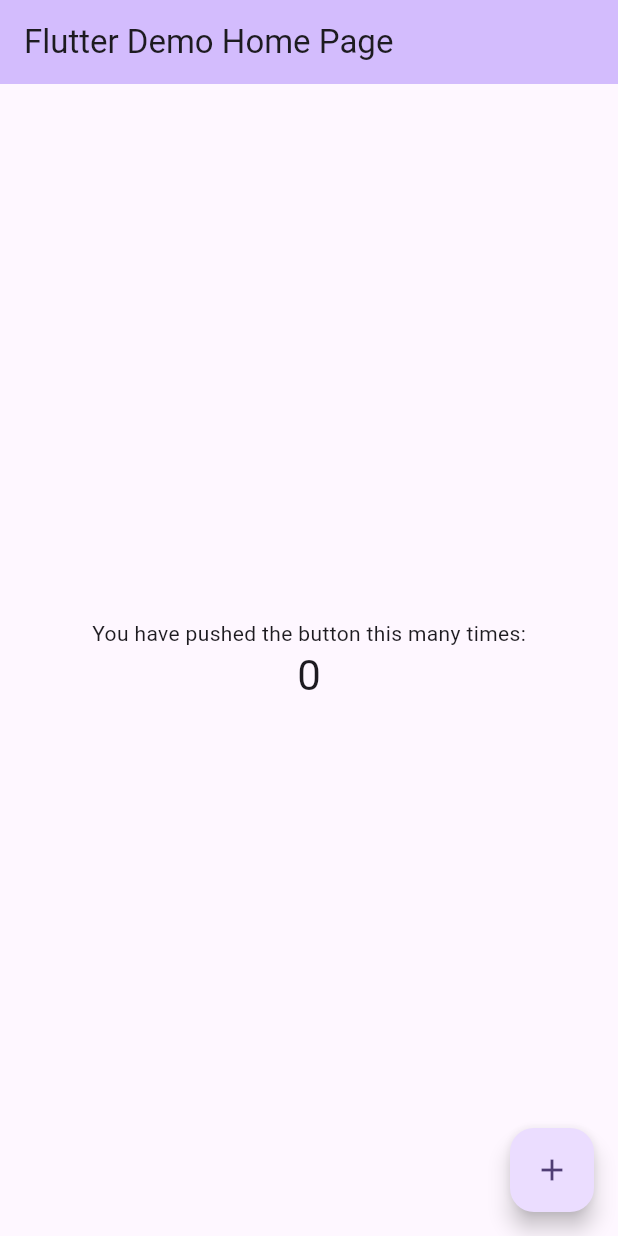
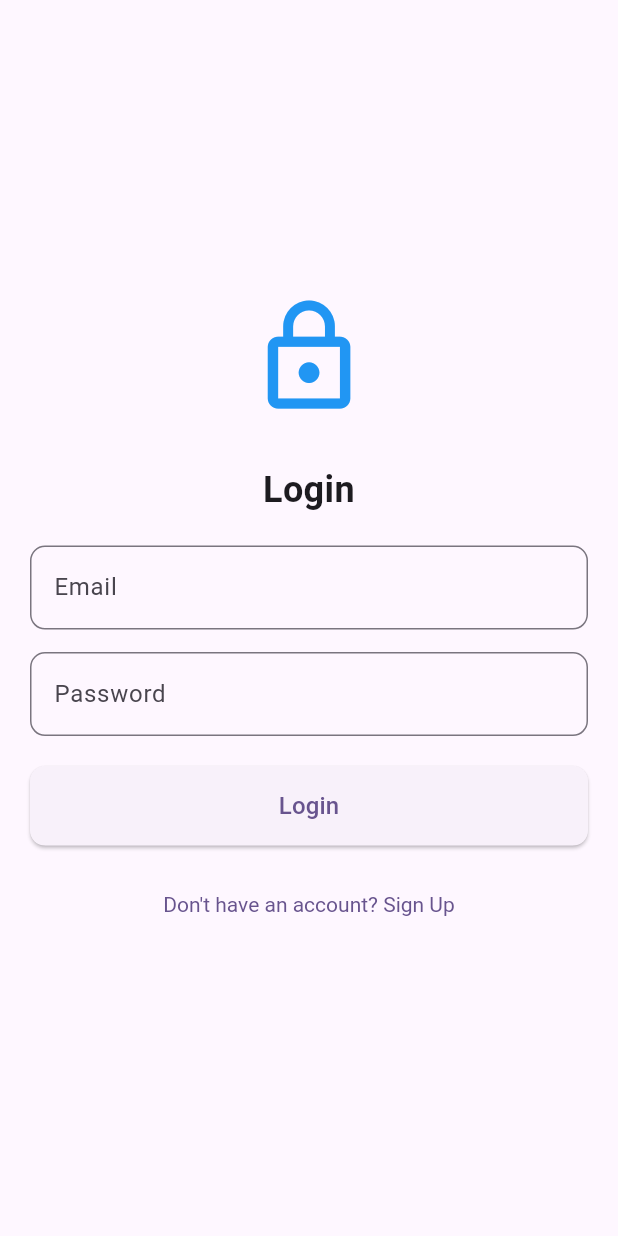
Before and after one commit to simsima-101/To_Do_App, a Flutter app: the screen it shows after launch, on a phone screen of 412 x 824 dp. Run offline on Flutter 3.47's test engine with Material 3 defaults, Android fonts, the phone set to English and light mode, and no system bars; our stand-ins replace firebase_auth, firebase_core; accounts and stored records are empty.

```diff
--- a/lib/main.dart
+++ b/lib/main.dart
@@ -1,7 +1,16 @@
+import 'package:firebase_core/firebase_core.dart';
 import 'package:flutter/material.dart';
+import 'package:to_do_app/screens/login/loginscreen.dart';
+import 'firebase_options.dart';
 
-void main() {
-  runApp(const MyApp());
+Future<void> main() async {
+  await Firebase.initializeApp(
+    options: DefaultFirebaseOptions.currentPlatform,
+);
+
+ WidgetsFlutterBinding.ensureInitialized();
+  await Firebase.initializeApp();
+  runApp(MyApp());
 }
 
 class MyApp extends StatelessWidget {
@@ -11,115 +20,15 @@ class MyApp extends StatelessWidget {
   @override
   Widget build(BuildContext context) {
     return MaterialApp(
+      debugShowCheckedModeBanner: false,
       title: 'Flutter Demo',
       theme: ThemeData(
-        // This is the theme of your application.
-        //
-        // TRY THIS: Try running your application with "flutter run". You'll see
-        // the application has a purple toolbar. Then, without quitting the app,
-        // try changing the seedColor in the colorScheme below to Colors.green
-        // and then invoke "hot reload" (save your changes or press the "hot
-        // reload" button in a Flutter-supported IDE, or press "r" if you used
-        // the command line to start the app).
-        //
-        // Notice that the counter didn't reset back to zero; the application
-        // state is not lost during the reload. To reset the state, use hot
-        // restart instead.
-        //
-        // This works for code too, not just values: Most code changes can be
-        // tested with just a hot reload.
+
+
         colorScheme: ColorScheme.fromSeed(seedColor: Colors.deepPurple),
         useMaterial3: true,
       ),
-      home: const MyHomePage(title: 'Flutter Demo Home Page'),
+      home:  LoginScreen(),
     );
   }
 }
-
-class MyHomePage extends StatefulWidget {
-  const MyHomePage({super.key, required this.title});
-
-  // This widget is the home page of your application. It is stateful, meaning
-  // that it has a State object (defined below) that contains fields that affect
-  // how it looks.
-
-  // This class is the configuration for the state. It holds the values (in this
-  // case the title) provided by the parent (in this case the App widget) and
-  // used by the build method of the State. Fields in a Widget subclass are
-  // always marked "final".
-
-  final String title;
-
-  @override
-  State<MyHomePage> createState() => _MyHomePageState();
-}
-
-class _MyHomePageState extends State<MyHomePage> {
-  int _counter = 0;
-
-  void _incrementCounter() {
-    setState(() {
-      // This call to setState tells the Flutter framework that something has
-      // changed in this State, which causes it to rerun the build method below
-      // so that the display can reflect the updated values. If we changed
-      // _counter without calling setState(), then the build method would not be
-      // called again, and so nothing would appear to happen.
-      _counter++;
-    });
-  }
-
-  @override
-  Widget build(BuildContext context) {
-    // This method is rerun every time setState is called, for instance as done
-    // by the _incrementCounter method above.
-    //
-    // The Flutter framework has been optimized to make rerunning build methods
-    // fast, so that you can just rebuild anything that needs updating rather
-    // than having to individually change instances of widgets.
-    return Scaffold(
-      appBar: AppBar(
-        // TRY THIS: Try changing the color here to a specific color (to
-        // Colors.amber, perhaps?) and trigger a hot reload to see the AppBar
-        // change color while the other colors stay the same.
-        backgroundColor: Theme.of(context).colorScheme.inversePrimary,
-        // Here we take the value from the MyHomePage object that was created by
-        // the App.build method, and use it to set our appbar title.
-        title: Text(widget.title),
-      ),
-      body: Center(
-        // Center is a layout widget. It takes a single child and positions it
-        // in the middle of the parent.
-        child: Column(
-          // Column is also a layout widget. It takes a list of children and
-          // arranges them vertically. By default, it sizes itself to fit its
-          // children horizontally, and tries to be as tall as its parent.
-          //
-          // Column has various properties to control how it sizes itself and
-          // how it positions its children. Here we use mainAxisAlignment to
-          // center the children vertically; the main axis here is the vertical
-          // axis because Columns are vertical (the cross axis would be
-          // horizontal).
-          //
-          // TRY THIS: Invoke "debug painting" (choose the "Toggle Debug Paint"
-          // action in the IDE, or press "p" in the console), to see the
-          // wireframe for each widget.
-          mainAxisAlignment: MainAxisAlignment.center,
-          children: <Widget>[
-            const Text(
-              'You have pushed the button this many times:',
-            ),
-            Text(
-              '$_counter',
-              style: Theme.of(context).textTheme.headlineMedium,
-            ),
-          ],
-        ),
-      ),
-      floatingActionButton: FloatingActionButton(
-        onPressed: _incrementCounter,
-        tooltip: 'Increment',
-        child: const Icon(Icons.add),
-      ), // This trailing comma makes auto-formatting nicer for build methods.
-    );
-  }
-}
--- /dev/null
+++ b/lib/screens/login/loginscreen.dart
@@ -0,0 +1,139 @@
+import 'package:firebase_auth/firebase_auth.dart';
+import 'package:flutter/material.dart';
+
+class LoginScreen extends StatefulWidget {
+  @override
+  _LoginScreenState createState() => _LoginScreenState();
+}
+
+class _LoginScreenState extends State<LoginScreen> {
+  final TextEditingController emailController = TextEditingController();
+  final TextEditingController passwordController = TextEditingController();
+  final FirebaseAuth _auth = FirebaseAuth.instance;
+
+  String errorMessage = "";
+
+  // Method to handle Login
+  Future<void> loginUser() async {
+    try {
+      String email = emailController.text.trim();
+      String password = passwordController.text.trim();
+
+      // Sign in with Firebase Auth
+      await _auth.signInWithEmailAndPassword(
+        email: email,
+        password: password,
+      );
+
+      // If login is successful, navigate to home screen
+      Navigator.pushReplacementNamed(context, '/home'); // Make sure to create a Home screen route
+
+    } on FirebaseAuthException catch (e) {
+      setState(() {
+        errorMessage = e.message ?? "An error occurred. Please try again.";
+      });
+    }
+  }
+
+  @override
+  Widget build(BuildContext context) {
+    final size = MediaQuery.of(context).size;
+
+    return Scaffold(
+      body: Center(
+        child: SingleChildScrollView(
+          padding: const EdgeInsets.symmetric(horizontal: 20),
+          child: Column(
+            mainAxisAlignment: MainAxisAlignment.center,
+            crossAxisAlignment: CrossAxisAlignment.stretch,
+            children: [
+              // App Logo
+              Icon(
+                Icons.lock_outline,
+                size: size.width * 0.2,
+                color: Colors.blue,
+              ),
+              SizedBox(height: 30),
+
+              // Title
+              Text(
+                'Login',
+                style: TextStyle(
+                  fontSize: 24,
+                  fontWeight: FontWeight.bold,
+                ),
+                textAlign: TextAlign.center,
+              ),
+              SizedBox(height: 20),
+
+              // Email Input Field
+              TextField(
+                controller: emailController,
+                decoration: InputDecoration(
+                  labelText: 'Email',
+                  border: OutlineInputBorder(
+                    borderRadius: BorderRadius.circular(10),
+                  ),
+                ),
+                keyboardType: TextInputType.emailAddress,
+              ),
+              SizedBox(height: 15),
+
+              // Password Input Field
+              TextField(
+                controller: passwordController,
+                decoration: InputDecoration(
+                  labelText: 'Password',
+                  border: OutlineInputBorder(
+                    borderRadius: BorderRadius.circular(10),
+                  ),
+                ),
+                obscureText: true,
+              ),
+              SizedBox(height: 20),
+
+              // Error Message
+              if (errorMessage.isNotEmpty)
+                Padding(
+                  padding: const EdgeInsets.only(bottom: 10),
+                  child: Text(
+                    errorMessage,
+                    style: TextStyle(color: Colors.red, fontSize: 14),
+                    textAlign: TextAlign.center,
+                  ),
+                ),
+
+              // Login Button
+              ElevatedButton(
+                onPressed: loginUser,
+                style: ElevatedButton.styleFrom(
+                  padding: EdgeInsets.symmetric(vertical: 15),
+                  shape: RoundedRectangleBorder(
+                    borderRadius: BorderRadius.circular(10),
+                  ),
+                ),
+                child: Text(
+                  'Login',
+                  style: TextStyle(fontSize: 16),
+                ),
+              ),
+              SizedBox(height: 15),
+
+              // Sign Up Option
+              TextButton(
+                onPressed: () {
+                  // Navigate to Sign-Up
+                  print('Navigate to Sign-Up');
+                },
+                child: Text("Don't have an account? Sign Up"),
+                style: TextButton.styleFrom(
+                  textStyle: TextStyle(fontSize: 14),
+                ),
+              ),
+            ],
+          ),
+        ),
+      ),
+    );
+  }
+}
--- a/pubspec.yaml
+++ b/pubspec.yaml
@@ -30,6 +30,10 @@ environment:
 dependencies:
   flutter:
     sdk: flutter
+  firebase_core: ^2.16.0  # Firebase Core
+  firebase_auth: ^4.6.1  # Firebase Authentication (if needed)
+  cloud_firestore: ^4.17.5
+
 
 
   # The following adds the Cupertino Icons font to your application.
```
Also changed, not shown: firebase.json (added), lib/firbase_auth_implementation/firebase_auth_services.dart (added), lib/firebase_options.dart (added), pubspec.lock, 19 other files.
